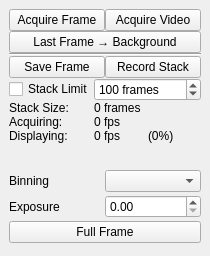
First picture: the form in acq4/devices/Camera/CameraInterfaceTemplate.ui, repository acq4/acq4, before the edit.
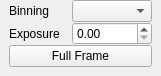
Second picture: the form after the edit. Custom widgets are drawn as their Qt base class.

Commit message: Moving more camera handling code to util/imaging

```diff
--- a/acq4/devices/Camera/CameraInterfaceTemplate.ui
+++ b/acq4/devices/Camera/CameraInterfaceTemplate.ui
@@ -6,8 +6,8 @@
    <rect>
     <x>0</x>
     <y>0</y>
-    <width>198</width>
-    <height>256</height>
+    <width>161</width>
+    <height>72</height>
    </rect>
   </property>
   <property name="windowTitle">
@@ -20,154 +20,6 @@
    <property name="margin">
     <number>0</number>
    </property>
-   <item>
-    <widget class="QWidget" name="recordCtrlWidget" native="true">
-     <layout class="QGridLayout" name="gridLayout_3">
-      <property name="spacing">
-       <number>0</number>
-      </property>
-      <item row="0" column="1">
-       <widget class="QPushButton" name="acquireVideoBtn">
-        <property name="toolTip">
-         <string>Start/stop camera acquisition.
-In general, this can just stay on always.</string>
-        </property>
-        <property name="text">
-         <string>Acquire Video</string>
-        </property>
-        <property name="checkable">
-         <bool>true</bool>
-        </property>
-       </widget>
-      </item>
-      <item row="0" column="0">
-       <widget class="QPushButton" name="acquireFrameBtn">
-        <property name="text">
-         <string>Acquire Frame</string>
-        </property>
-       </widget>
-      </item>
-      <item row="4" column="0" colspan="2">
-       <widget class="Line" name="line">
-        <property name="orientation">
-         <enum>Qt::Horizontal</enum>
-        </property>
-       </widget>
-      </item>
-      <item row="6" column="1">
-       <widget class="QPushButton" name="recordStackBtn">
-        <property name="toolTip">
-         <string>Start/stop recording frames as they are acquired. 
-Frames are written to the current storage directory set in 
-the data manager window.</string>
-        </property>
-        <property name="text">
-         <string>Record Stack</string>
-        </property>
-        <property name="checkable">
-         <bool>true</bool>
-        </property>
-        <property name="flat">
-         <bool>false</bool>
-        </property>
-       </widget>
-      </item>
-      <item row="7" column="0" colspan="2">
-       <layout class="QGridLayout" name="gridLayout">
-        <item row="0" column="0">
-         <widget class="QCheckBox" name="recordXframesCheck">
-          <property name="text">
-           <string>Stack Limit</string>
-          </property>
-         </widget>
-        </item>
-        <item row="0" column="1" colspan="2">
-         <widget class="QSpinBox" name="recordXframesSpin">
-          <property name="enabled">
-           <bool>true</bool>
-          </property>
-          <property name="suffix">
-           <string> frames</string>
-          </property>
-          <property name="minimum">
-           <number>1</number>
-          </property>
-          <property name="maximum">
-           <number>1000000</number>
-          </property>
-          <property name="value">
-           <number>100</number>
-          </property>
-         </widget>
-        </item>
-        <item row="1" column="0">
-         <widget class="QLabel" name="label_9">
-          <property name="text">
-           <string>Stack Size:</string>
-          </property>
-         </widget>
-        </item>
-        <item row="1" column="1">
-         <widget class="ValueLabel" name="stackSizeLabel">
-          <property name="text">
-           <string>0 frames</string>
-          </property>
-         </widget>
-        </item>
-        <item row="2" column="0">
-         <widget class="QLabel" name="label">
-          <property name="text">
-           <string>Acquiring:</string>
-          </property>
-         </widget>
-        </item>
-        <item row="2" column="1">
-         <widget class="ValueLabel" name="fpsLabel">
-          <property name="text">
-           <string>0 fps</string>
-          </property>
-         </widget>
-        </item>
-        <item row="3" column="0">
-         <widget class="QLabel" name="label_7">
-          <property name="text">
-           <string>Displaying:</string>
-          </property>
-         </widget>
-        </item>
-        <item row="3" column="1">
-         <widget class="ValueLabel" name="displayFpsLabel">
-          <property name="text">
-           <string>0 fps</string>
-          </property>
-         </widget>
-        </item>
-        <item row="3" column="2">
-         <widget class="ValueLabel" name="displayPercentLabel">
-          <property name="text">
-           <string>(0%)</string>
-          </property>
-         </widget>
-        </item>
-       </layout>
-      </item>
-      <item row="6" column="0">
-       <widget class="FeedbackButton" name="saveFrameBtn">
-        <property name="text">
-         <string>Save Frame</string>
-        </property>
-       </widget>
-      </item>
-      <item row="3" column="0" colspan="2">
-       <widget class="QPushButton" name="frameToBgBtn">
-        <property name="text">
-         <string>Last Frame → Background</string>
-        </property>
-       </widget>
-      </item>
-     </layout>
-    </widget>
-   </item>
    <item>
     <widget class="QWidget" name="devCtrlWidget" native="true">
      <layout class="QGridLayout" name="gridLayout_4">
@@ -228,16 +80,6 @@
    <extends>QDoubleSpinBox</extends>
    <header>acq4.pyqtgraph</header>
   </customwidget>
-  <customwidget>
-   <class>FeedbackButton</class>
-   <extends>QPushButton</extends>
-   <header>acq4.pyqtgraph</header>
-  </customwidget>
-  <customwidget>
-   <class>ValueLabel</class>
-   <extends>QLabel</extends>
-   <header>acq4.pyqtgraph</header>
-  </customwidget>
  </customwidgets>
  <resources/>
  <connections/>
```
The commit also changes 6 other files.
